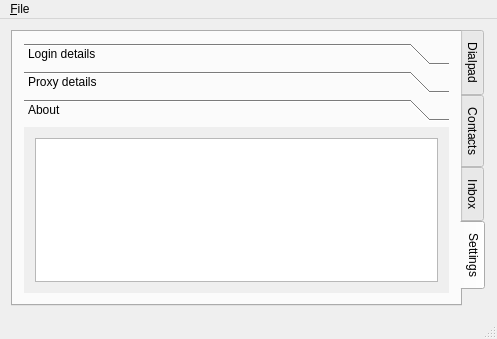
Old version of the form qgvdial/qt-not-qml/mainwindow.ui in the repository shailesh83/qgvdial.
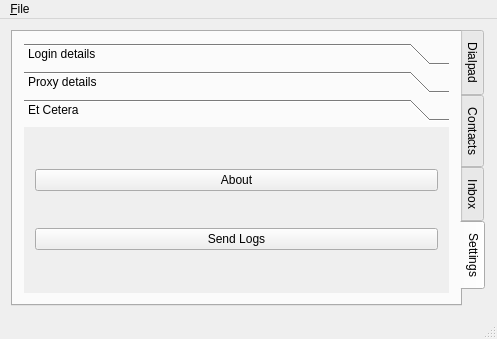
New version of the form. The open tabs and pages were chosen to show the change. Custom widgets are drawn as their Qt base class.

Commit message: qt-not-qml: send logs.

Patch:
```diff
--- a/qgvdial/qt-not-qml/mainwindow.ui
+++ b/qgvdial/qt-not-qml/mainwindow.ui
@@ -448,18 +448,25 @@
             <rect>
              <x>0</x>
              <y>0</y>
-             <width>96</width>
-             <height>93</height>
+             <width>436</width>
+             <height>167</height>
             </rect>
            </property>
            <attribute name="label">
-            <string>About</string>
+            <string>Et Cetera</string>
            </attribute>
            <layout class="QVBoxLayout" name="verticalLayout_4">
             <item>
-             <widget class="QPlainTextEdit" name="plainTextEdit">
-              <property name="readOnly">
-               <bool>true</bool>
+             <widget class="QPushButton" name="btnAbout">
+              <property name="text">
+               <string>About</string>
+              </property>
+             </widget>
+            </item>
+            <item>
+             <widget class="QPushButton" name="btnSendLogs">
+              <property name="text">
+               <string>Send Logs</string>
               </property>
              </widget>
             </item>
```
Left out of the diff: 14 changed lines with no effect on the pictures. The commit also changes 1 other file.
